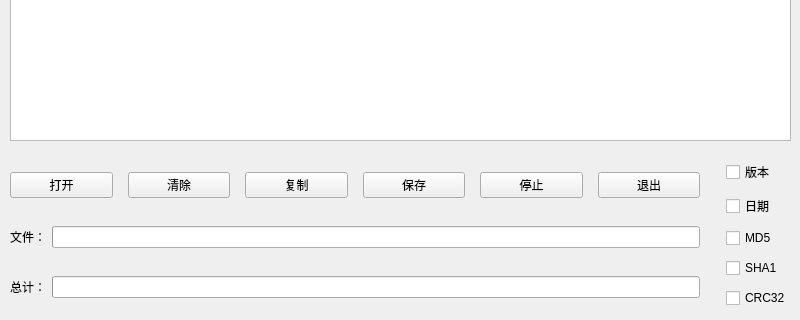
jackfahdin/JieQtHash, file jieqthashwidget.ui: the form before one commit; both pictures show x 0 to 800 and y 210 to 530 of the 800 by 530 pixel window.
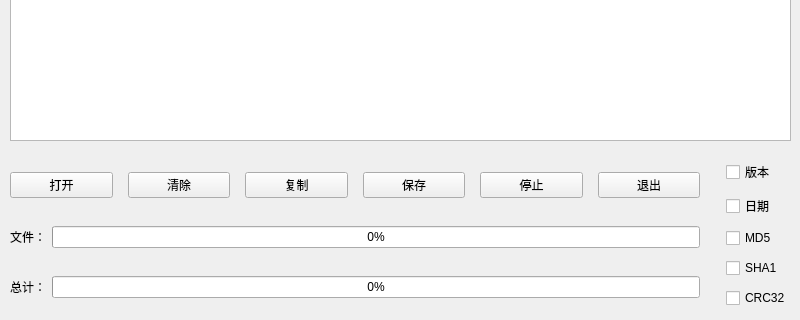
The form after the commit. Icons and pictures are not drawn.

Commit message: 添加进度条的百分比

```diff
--- a/jieqthashwidget.ui
+++ b/jieqthashwidget.ui
@@ -126,8 +126,11 @@
           <property name="value">
            <number>0</number>
           </property>
+          <property name="alignment">
+           <set>Qt::AlignCenter</set>
+          </property>
           <property name="textVisible">
-           <bool>false</bool>
+           <bool>true</bool>
           </property>
          </widget>
         </item>
@@ -147,8 +150,11 @@
           <property name="value">
            <number>0</number>
           </property>
+          <property name="alignment">
+           <set>Qt::AlignCenter</set>
+          </property>
           <property name="textVisible">
-           <bool>false</bool>
+           <bool>true</bool>
           </property>
          </widget>
         </item>
```
The commit also changes 1 other file.
